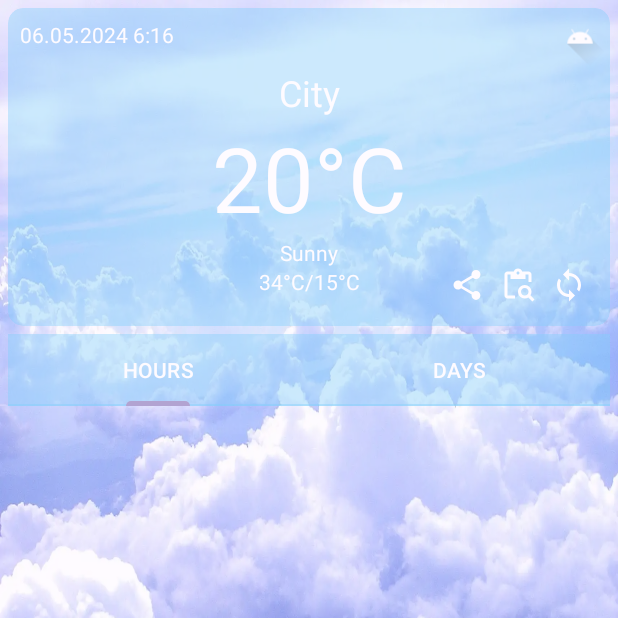
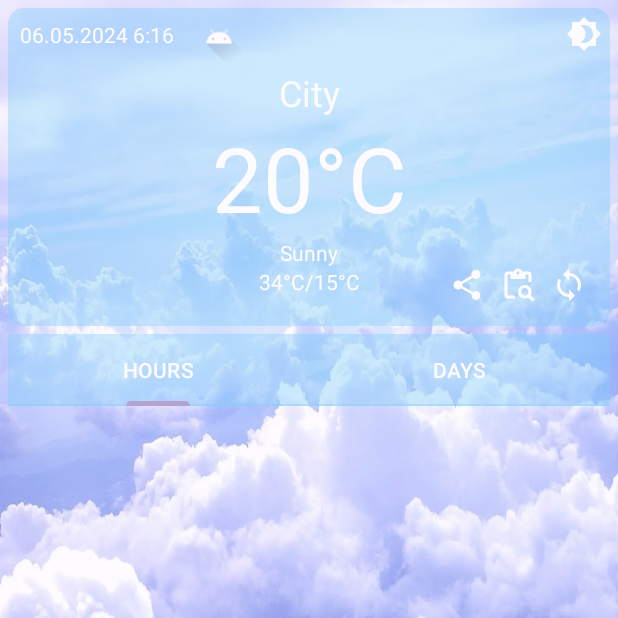
Before and after one commit to Sa1-one/AppD, an Android app: the screen it shows after launch (MainActivity), on a phone screen of 412 x 824 dp, the top half of it. Run offline under Robolectric (Android 15) with nearby library versions, the phone set to English and light mode, and no system bars; our stand-ins replace Picasso; pictures from the network do not load; Roboto replaces fonts that are not available here; 1 statement that could not run was skipped.

Commit message:
1)Четвертое задание проектной работы!

```diff
--- a/app/build.gradle.kts
+++ b/app/build.gradle.kts
@@ -50,6 +50,7 @@ dependencies {
     implementation(libs.material)
     implementation(libs.androidx.activity)
     implementation(libs.androidx.constraintlayout)
+    implementation(libs.firebase.messaging.ktx)
 
 //Room
     val room_version = "2.6.1"
@@ -61,6 +62,7 @@ dependencies {
     implementation ("androidx.coordinatorlayout:coordinatorlayout:1.1.0")
 
     implementation("androidx.room:room-ktx:$room_version")
+    implementation ("androidx.work:work-runtime-ktx:2.9.0")
 
     implementation("androidx.lifecycle:lifecycle-livedata-ktx:2.8.0")
     implementation("com.squareup.retrofit2:retrofit:2.9.0")
--- a/app/src/main/AndroidManifest.xml
+++ b/app/src/main/AndroidManifest.xml
@@ -6,6 +6,9 @@
     <uses-permission android:name="android.permission.INTERNET"/>
     <uses-permission android:name="android.permission.ACCESS_COARSE_LOCATION"/>
     <uses-permission android:name="android.permission.ACCESS_FINE_LOCATION"/>
+    <uses-permission android:name="android.permission.RECEIVE_BOOT_COMPLETED" />
+    <uses-permission android:name="android.permission.POST_NOTIFICATIONS" />
+    <uses-permission android:name="android.permission.SCHEDULE_EXACT_ALARM"/>
 
     <application
         android:allowBackup="true"
@@ -23,7 +26,6 @@
             android:exported="true">
             <intent-filter>
                 <action android:name="android.intent.action.MAIN" />
-
                 <category android:name="android.intent.category.LAUNCHER" />
             </intent-filter>
         </activity>
@@ -31,5 +33,4 @@
             android:name="preloaded_fonts"
             android:resource="@array/preloaded_fonts" />
     </application>
-
 </manifest>
--- a/app/src/main/java/first/sai/appd/MainActivity.kt
+++ b/app/src/main/java/first/sai/appd/MainActivity.kt
@@ -1,20 +1,26 @@
 package first.sai.appd
 
+import android.app.NotificationChannel
+import android.app.NotificationManager
+import android.os.Build
 import android.os.Bundle
-import androidx.activity.enableEdgeToEdge
+import androidx.annotation.RequiresApi
 import androidx.appcompat.app.AppCompatActivity
-import androidx.core.view.ViewCompat
-import androidx.core.view.WindowInsetsCompat
-import first.sai.appd.fragment.HomeFragment
+import androidx.core.app.NotificationCompat
+import com.google.firebase.FirebaseApp
 
 class MainActivity : AppCompatActivity() {
+    @RequiresApi(Build.VERSION_CODES.O)
     override fun onCreate(savedInstanceState: Bundle?) {
         super.onCreate(savedInstanceState)
         setContentView(R.layout.activity_main)
 
+        // Замена фрагмента
         supportFragmentManager
             .beginTransaction()
             .replace(R.id.main, HomeFragment.newInstance())
             .commit()
+
+
     }
 }
--- /dev/null
+++ b/app/src/main/res/drawable/baseline_brightness_4_24.xml
@@ -0,0 +1,5 @@
+<vector xmlns:android="http://schemas.android.com/apk/res/android" android:height="24dp" android:tint="#FFFFFF" android:viewportHeight="24" android:viewportWidth="24" android:width="24dp">
+
+    <path android:fillColor="@android:color/white" android:pathData="M20,8.69V4h-4.69L12,0.69 8.69,4H4v4.69L0.69,12 4,15.31V20h4.69L12,23.31 15.31,20H20v-4.69L23.31,12 20,8.69zM12,18c-0.89,0 -1.74,-0.2 -2.5,-0.55C11.56,16.5 13,14.42 13,12s-1.44,-4.5 -3.5,-5.45C10.26,6.2 11.11,6 12,6c3.31,0 6,2.69 6,6s-2.69,6 -6,6z"/>
+
+</vector>
--- a/app/src/main/res/layout/fragment_home.xml
+++ b/app/src/main/res/layout/fragment_home.xml
@@ -4,8 +4,7 @@
     xmlns:tools="http://schemas.android.com/tools"
     android:layout_width="match_parent"
     android:layout_height="match_parent"
-    android:alpha="0.5"
-    tools:context=".fragment.HomeFragment">
+    android:alpha="0.5">
 
     <ImageView
         android:id="@+id/imageView"
@@ -52,8 +51,9 @@
                 android:id="@+id/img_weahter"
                 android:layout_width="40dp"
                 android:layout_height="40dp"
+                android:layout_marginStart="10dp"
                 android:src="@drawable/ic_launcher_foreground"
-                app:layout_constraintEnd_toEndOf="parent"
+                app:layout_constraintStart_toEndOf="@+id/tv_data"
                 app:layout_constraintTop_toTopOf="parent" />
 
             <TextView
@@ -132,6 +132,17 @@
                 android:src="@drawable/baseline_share_24"
                 app:layout_constraintBottom_toBottomOf="@+id/ib_search"
                 app:layout_constraintEnd_toStartOf="@+id/ib_search" />
+
+            <ImageView
+                android:id="@+id/img_dark"
+                android:layout_width="wrap_content"
+                android:layout_height="wrap_content"
+                android:layout_marginTop="5dp"
+                android:layout_marginEnd="5dp"
+                android:src="@drawable/baseline_brightness_4_24"
+                app:layout_constraintEnd_toEndOf="parent"
+                app:layout_constraintTop_toTopOf="parent" />
+
         </androidx.constraintlayout.widget.ConstraintLayout>
     </androidx.cardview.widget.CardView>
 
--- a/build.gradle.kts
+++ b/build.gradle.kts
@@ -1,3 +1,4 @@
+
 // Top-level build file where you can add configuration options common to all sub-projects/modules.
 plugins {
     alias(libs.plugins.androidApplication) apply false
--- a/gradle/libs.versions.toml
+++ b/gradle/libs.versions.toml
@@ -10,6 +10,7 @@ material = "1.11.0"
 activity = "1.8.0"
 constraintlayout = "2.1.4"
 composePreviewRenderer = "0.0.1-alpha01"
+firebaseMessagingKtx = "24.0.0"
 
 [libraries]
 androidx-core-ktx = { group = "androidx.core", name = "core-ktx", version.ref = "coreKtx" }
@@ -21,6 +22,7 @@ material = { group = "com.google.android.material", name = "material", version.r
 androidx-activity = { group = "androidx.activity", name = "activity", version.ref = "activity" }
 androidx-constraintlayout = { group = "androidx.constraintlayout", name = "constraintlayout", version.ref = "constraintlayout" }
 compose-preview-renderer = { group = "com.android.tools.compose", name = "compose-preview-renderer", version.ref = "composePreviewRenderer" }
+firebase-messaging-ktx = { group = "com.google.firebase", name = "firebase-messaging-ktx", version.ref = "firebaseMessagingKtx" }
 
 [plugins]
 androidApplication = { id = "com.android.application", version.ref = "agp" }
```
Also changed, not shown: app/src/main/java/first/sai/appd/data/NotificationWorker.kt (added, +45 -0 lines), app/src/main/java/first/sai/appd/fragment/HomeFragment.kt (+67 -24 lines), app/src/main/res/drawable/baseline_density_medium_24.xml (added, +9 -0 lines), app/src/main/res/drawable/fon_dark.jpg (added), 1 other file.
